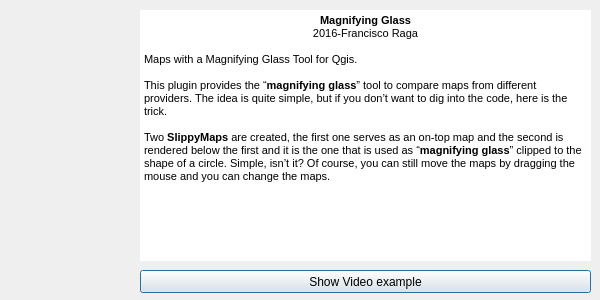
First picture: the form in ui.resources/About.ui, repository All4Gis/MagnifyingGlass, before the edit.
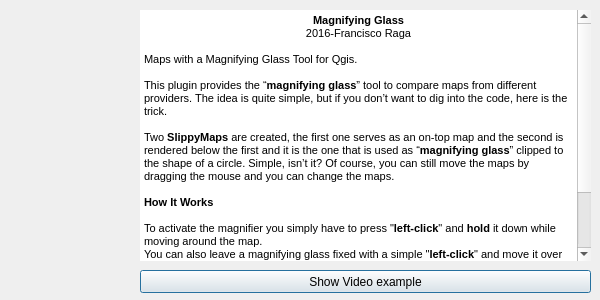
Second picture: the form after the edit. Icons and pictures are not drawn.

Commit message:
Update instructions for use it (About Button).
Update instructions for use it (About Button).

What changed in the file:
```diff
--- a/ui.resources/About.ui
+++ b/ui.resources/About.ui
@@ -83,6 +83,12 @@
 &lt;p style=&quot;-qt-paragraph-type:empty; margin-top:0px; margin-bottom:0px; margin-left:0px; margin-right:0px; -qt-block-indent:0; text-indent:0px; font-size:8pt;&quot;&gt;&lt;br /&gt;&lt;/p&gt;
 &lt;p style=&quot; margin-top:0px; margin-bottom:0px; margin-left:0px; margin-right:0px; -qt-block-indent:0; text-indent:0px;&quot;&gt;&lt;span style=&quot; font-size:8pt;&quot;&gt;Two &lt;/span&gt;&lt;span style=&quot; font-size:8pt; font-weight:600;&quot;&gt;SlippyMaps&lt;/span&gt;&lt;span style=&quot; font-size:8pt;&quot;&gt; are created, the first one serves as an on-top map and the second is rendered below the first and it is the one that is used as “&lt;/span&gt;&lt;span style=&quot; font-size:8pt; font-weight:600;&quot;&gt;magnifying glass&lt;/span&gt;&lt;span style=&quot; font-size:8pt;&quot;&gt;” clipped to the shape of a circle. Simple, isn’t it? Of course, you can still move the maps by dragging the mouse and you can change the maps.&lt;/span&gt;&lt;/p&gt;
 &lt;p style=&quot;-qt-paragraph-type:empty; margin-top:0px; margin-bottom:0px; margin-left:0px; margin-right:0px; -qt-block-indent:0; text-indent:0px; font-size:8pt;&quot;&gt;&lt;br /&gt;&lt;/p&gt;
+&lt;p style=&quot; margin-top:0px; margin-bottom:0px; margin-left:0px; margin-right:0px; -qt-block-indent:0; text-indent:0px;&quot;&gt;&lt;span style=&quot; font-size:8pt; font-weight:600;&quot;&gt;How It Works&lt;/span&gt;&lt;/p&gt;
+&lt;p style=&quot;-qt-paragraph-type:empty; margin-top:0px; margin-bottom:0px; margin-left:0px; margin-right:0px; -qt-block-indent:0; text-indent:0px; font-size:8pt;&quot;&gt;&lt;br /&gt;&lt;/p&gt;
+&lt;p style=&quot; margin-top:0px; margin-bottom:0px; margin-left:0px; margin-right:0px; -qt-block-indent:0; text-indent:0px;&quot;&gt;&lt;span style=&quot; font-size:8pt;&quot;&gt;To activate the magnifier you simply have to press &amp;quot;&lt;/span&gt;&lt;span style=&quot; font-size:8pt; font-weight:600;&quot;&gt;left-click&lt;/span&gt;&lt;span style=&quot; font-size:8pt;&quot;&gt;&amp;quot; and &lt;/span&gt;&lt;span style=&quot; font-size:8pt; font-weight:600;&quot;&gt;hold&lt;/span&gt;&lt;span style=&quot; font-size:8pt;&quot;&gt; it down while moving around the map.&lt;/span&gt;&lt;/p&gt;
+&lt;p style=&quot; margin-top:0px; margin-bottom:0px; margin-left:0px; margin-right:0px; -qt-block-indent:0; text-indent:0px;&quot;&gt;&lt;span style=&quot; font-size:8pt;&quot;&gt;You can also leave a magnifying glass fixed with a simple &amp;quot;&lt;/span&gt;&lt;span style=&quot; font-size:8pt; font-weight:600;&quot;&gt;left-click&lt;/span&gt;&lt;span style=&quot; font-size:8pt;&quot;&gt;&amp;quot; and move it over the map with the arrow keys of your keyboard to remove it, you have to press &amp;quot;&lt;/span&gt;&lt;span style=&quot; font-size:8pt; font-weight:600;&quot;&gt;right-click&lt;/span&gt;&lt;span style=&quot; font-size:8pt;&quot;&gt;&amp;quot;.&lt;/span&gt;&lt;/p&gt;
+&lt;p style=&quot; margin-top:0px; margin-bottom:0px; margin-left:0px; margin-right:0px; -qt-block-indent:0; text-indent:0px;&quot;&gt;&lt;span style=&quot; font-size:8pt;&quot;&gt;Finally, through the combos above, you can choose the base maps to show both in the map and in the magnifying glass.&lt;/span&gt;&lt;/p&gt;
+&lt;p style=&quot;-qt-paragraph-type:empty; margin-top:0px; margin-bottom:0px; margin-left:0px; margin-right:0px; -qt-block-indent:0; text-indent:0px; font-size:8pt;&quot;&gt;&lt;br /&gt;&lt;/p&gt;
 &lt;p align=&quot;center&quot; style=&quot; margin-top:0px; margin-bottom:0px; margin-left:0px; margin-right:0px; -qt-block-indent:0; text-indent:0px;&quot;&gt;&lt;img src=&quot;:/imgMagnifier/images/Screenshot.png&quot; width=&quot;400&quot; height=&quot;700&quot; /&gt;&lt;/p&gt;&lt;/body&gt;&lt;/html&gt;</string>
    </property>
   </widget>
```
The commit also changes 6 other files.
